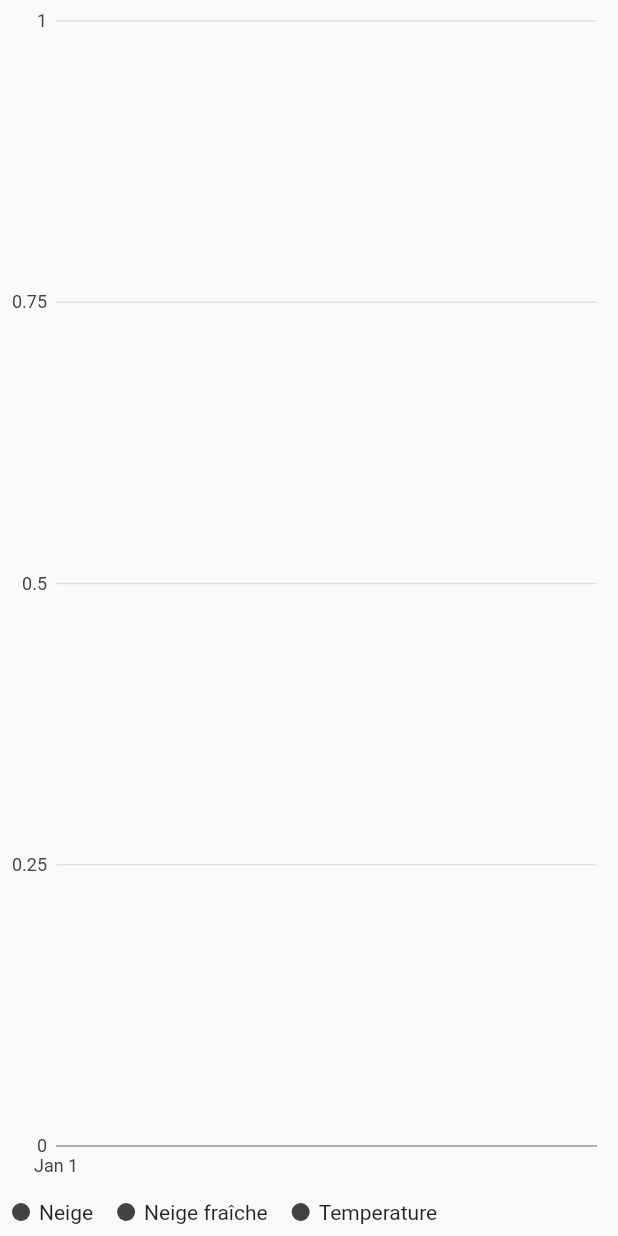
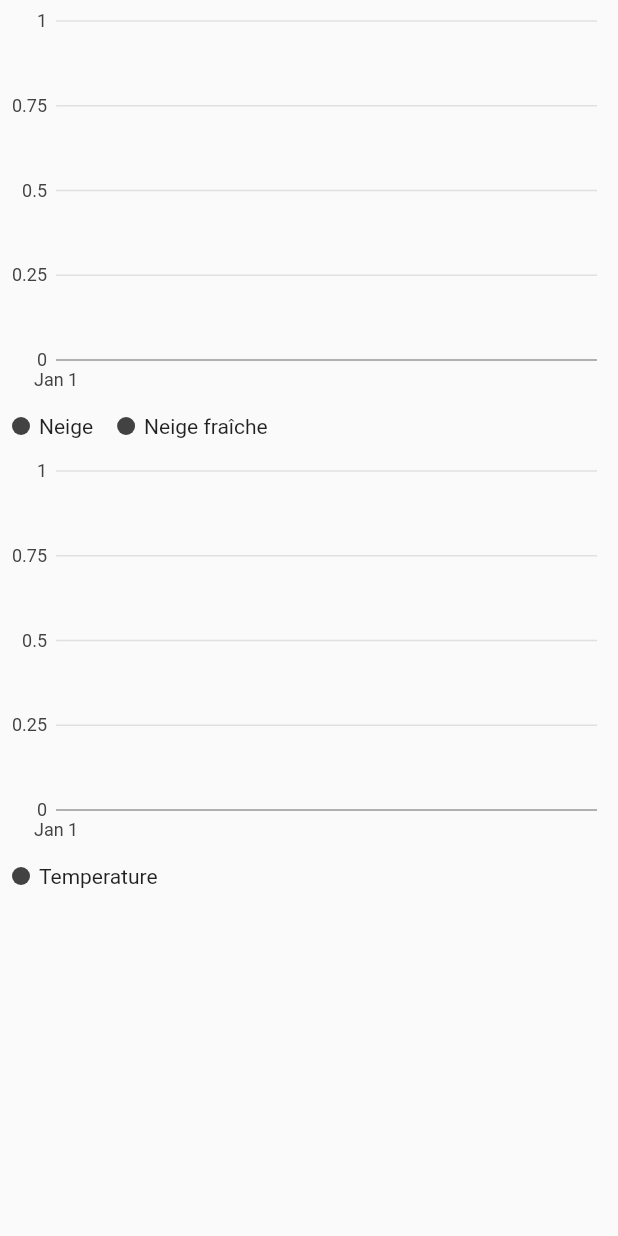
Before and after one commit to Chonli/snow_weather_info, a Flutter app: the DataStationChart widget shown alone on an empty page, opened directly with empty values, on a phone screen of 412 x 824 dp. Run offline on Flutter 3.47's test engine with Material 2 defaults, Android fonts, the phone set to English and light mode, and no system bars; our stand-ins replace charts_flutter, csv, flutter_map, latlong; network calls fail.

Commit message:
Split in 2 chart

```diff
--- a/lib/ui/data_station_chart.dart
+++ b/lib/ui/data_station_chart.dart
@@ -1,5 +1,3 @@
-import 'dart:collection';
-
 import 'package:flutter/material.dart';
 import 'package:snow_weather_info/model/data_station.dart';
 import 'package:charts_flutter/flutter.dart' as charts;
@@ -11,15 +9,20 @@ class DataStationChart extends StatelessWidget {
   @override
   Widget build(BuildContext context) {
     List<TimeSeriesData> tsdatasnow = [];
-    List<TimeSeriesData> tsdatatemperature = [];
     List<TimeSeriesData> tsdatanewsnow = [];
+    List<TimeSeriesDataTemp> tsdatatemperature = [];
     if (_data != null) {
       for (var d in _data) {
         if (d.hasSnowHeight) {
           tsdatasnow.add(TimeSeriesData(d.date, d.snowHeight * 100));
         }
         if (d.hasTemperature) {
-          tsdatatemperature.add(TimeSeriesData(d.date, d.temperature));
+          tsdatatemperature.add(TimeSeriesDataTemp(
+            d.date,
+            d.temperature,
+            d.hasTemperatureMin24 ? d.temperatureMin24 : d.temperature,
+            d.hasTemperatureMax24 ? d.temperatureMax24 : d.temperature,
+          ));
         }
         if (d.hasSnowNewHeight) {
           tsdatanewsnow.add(TimeSeriesData(d.date, d.snowNewHeight * 100));
@@ -30,7 +33,7 @@ class DataStationChart extends StatelessWidget {
       tsdatasnow.add(TimeSeriesData(DateTime.now(), 0.0));
     }
 
-    var seriesLine = [
+    var seriesSnow = [
       charts.Series<TimeSeriesData, DateTime>(
         id: 'SnowHeight',
         displayName: "Neige",
@@ -38,7 +41,7 @@ class DataStationChart extends StatelessWidget {
         domainFn: (TimeSeriesData data, _) => data.time,
         measureFn: (TimeSeriesData data, _) => data.data,
         data: tsdatasnow,
-      ), //..setAttribute(charts.measureAxisIdKey, 'axis snow'),
+      ),
       charts.Series<TimeSeriesData, DateTime>(
         id: 'SnowNewHeight',
         displayName: "Neige fraîche",
@@ -47,19 +50,29 @@ class DataStationChart extends StatelessWidget {
         measureFn: (TimeSeriesData data, _) => data.data,
         data: tsdatanewsnow,
       )..setAttribute(charts.rendererIdKey, 'customBar'),
-      //..setAttribute(charts.measureAxisIdKey, 'axis snow'),
-      charts.Series<TimeSeriesData, DateTime>(
+    ];
+
+    var seriesTemperature = [
+      charts.Series<TimeSeriesDataTemp, DateTime>(
         id: 'Temperature',
         displayName: "Temperature",
         colorFn: (_, __) => charts.MaterialPalette.deepOrange.shadeDefault,
-        domainFn: (TimeSeriesData data, _) => data.time,
-        measureFn: (TimeSeriesData data, _) => data.data,
+        domainFn: (TimeSeriesDataTemp data, _) => data.time,
+        measureFn: (TimeSeriesDataTemp data, _) => data.temp,
+        measureLowerBoundFn: (TimeSeriesDataTemp data, _) => data.tempMin,
+        measureUpperBoundFn: (TimeSeriesDataTemp data, _) => data.tempMax,
         data: tsdatatemperature,
-      ), //..setAttribute(charts.measureAxisIdKey, 'axis temperature'),
+      ),
     ];
 
-    return charts.TimeSeriesChart(
-      seriesLine,
+    return ListView(
+      children: [
+        ConstrainedBox(
+          constraints: BoxConstraints(
+            maxHeight: 300,
+          ),
+          child: charts.TimeSeriesChart(
+            seriesSnow,
             animate: true,
             animationDuration: Duration(milliseconds: 800),
             behaviors: [
@@ -70,16 +83,33 @@ class DataStationChart extends StatelessWidget {
                 topMarginSpec: charts.MarginSpec.fixedPixel(10),
                 rightMarginSpec: charts.MarginSpec.fixedPixel(10),
                 bottomMarginSpec: charts.MarginSpec.fixedPixel(10)),
-      disjointMeasureAxes: LinkedHashMap<String, charts.NumericAxisSpec>.from({
-        'axis snow': charts.NumericAxisSpec(),
-        'axis temperature': charts.NumericAxisSpec(),
-      }),
             customSeriesRenderers: [
               charts.BarRendererConfig(
                   // ID used to link series to this renderer.
                   customRendererId: 'customBar',
                   cornerStrategy: const charts.ConstCornerStrategy(30),
                   fillPattern: charts.FillPatternType.forwardHatch)
+            ],
+          ),
+        ),
+        ConstrainedBox(
+          constraints: BoxConstraints(
+            maxHeight: 300,
+          ),
+          child: charts.TimeSeriesChart(
+            seriesTemperature,
+            animate: true,
+            animationDuration: Duration(milliseconds: 800),
+            behaviors: [
+              charts.SeriesLegend(position: charts.BehaviorPosition.bottom),
+            ],
+            layoutConfig: charts.LayoutConfig(
+                leftMarginSpec: charts.MarginSpec.fixedPixel(30),
+                topMarginSpec: charts.MarginSpec.fixedPixel(10),
+                rightMarginSpec: charts.MarginSpec.fixedPixel(10),
+                bottomMarginSpec: charts.MarginSpec.fixedPixel(10)),
+          ),
+        ),
       ],
     );
   }
@@ -90,3 +120,11 @@ class TimeSeriesData {
   final double data;
   TimeSeriesData(this.time, this.data);
 }
+
+class TimeSeriesDataTemp {
+  final DateTime time;
+  final double temp;
+  final double tempMin;
+  final double tempMax;
+  TimeSeriesDataTemp(this.time, this.temp, this.tempMin, this.tempMax);
+}
--- a/lib/ui/detail_station_page.dart
+++ b/lib/ui/detail_station_page.dart
@@ -1,4 +1,5 @@
 import 'package:flutter/material.dart';
+import 'package:intl/intl.dart';
 import 'package:provider/provider.dart';
 import 'package:snow_weather_info/data/repository.dart';
 import 'package:snow_weather_info/model/data_station.dart';
@@ -40,17 +41,29 @@ class _DetailStationPageState extends State<DetailStationPage> {
     bool isMoreOne = data.length > 1;
 
     return Column(
-        crossAxisAlignment: CrossAxisAlignment.start,
-        mainAxisSize: MainAxisSize.max,
-        mainAxisAlignment: MainAxisAlignment.start,
+        crossAxisAlignment: CrossAxisAlignment.center,
+        mainAxisAlignment: MainAxisAlignment.spaceBetween,
         children: <Widget>[
-          Text("Date des donnée: "),
           Row(
             mainAxisAlignment: MainAxisAlignment.spaceAround,
             children: <Widget>[
               isMoreOne
                   ? IconButton(
                       icon: Icon(Icons.arrow_back),
+                      onPressed: () {
+                        if (selectedIndex < data.length - 1) {
+                          setState(() {
+                            selectedIndex++;
+                          });
+                        }
+                      },
+                    )
+                  : Container(),
+              Text(DateFormat('dd-MM-yyyy à kk:mm')
+                  .format(data[selectedIndex].date)),
+              isMoreOne
+                  ? IconButton(
+                      icon: Icon(Icons.arrow_forward),
                       onPressed: () {
                         if (selectedIndex > 0) {
                           setState(() {
@@ -60,26 +73,10 @@ class _DetailStationPageState extends State<DetailStationPage> {
                       },
                     )
                   : Container(),
-              Text(data[selectedIndex].date.toString()),
-              isMoreOne
-                  ? IconButton(
-                      icon: Icon(Icons.arrow_forward),
-                      onPressed: () {
-                        if (selectedIndex < data.length - 1) {
-                          setState(() {
-                            selectedIndex++;
-                          });
-                        }
-                      },
-                    )
-                  : Container(),
             ],
           ),
-          Expanded(child: DataStationWidget(data[selectedIndex])),
-          Expanded(
-            child: DataStationChart(data),
-            flex: 2,
-          ),
+          DataStationWidget(data[selectedIndex]),
+          Expanded(child: DataStationChart(data)),
           Text("Informations créées à partir de données de Météo-France"),
         ]);
   }
```
Lines whose indentation alone changed are shown as unchanged.
